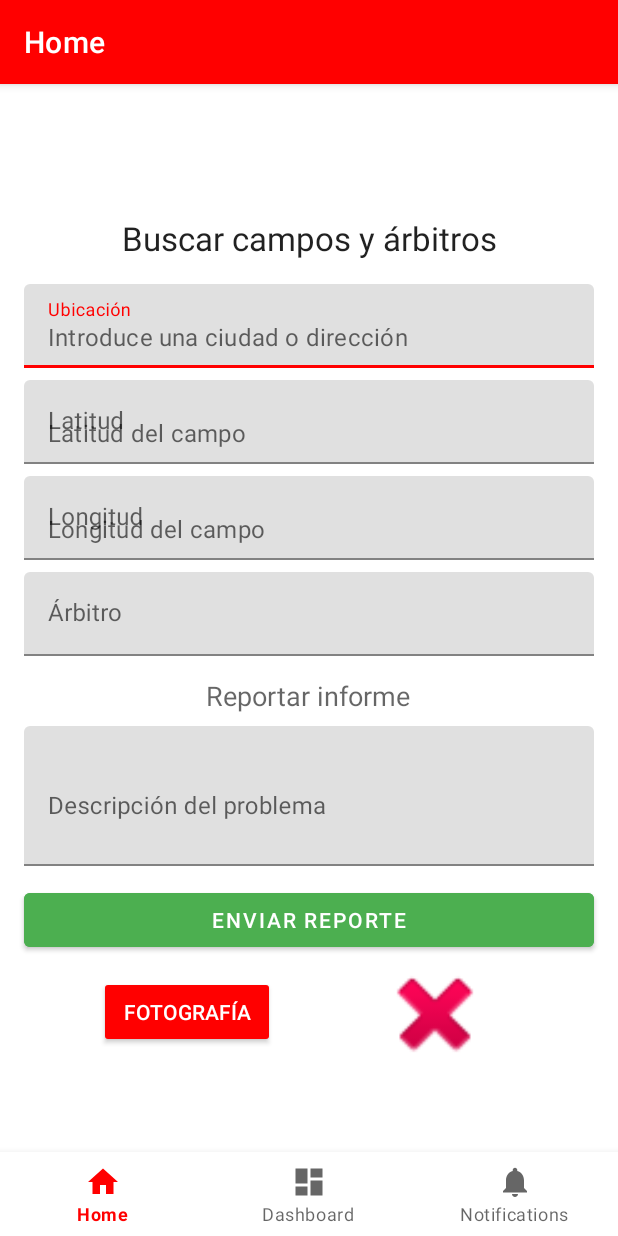
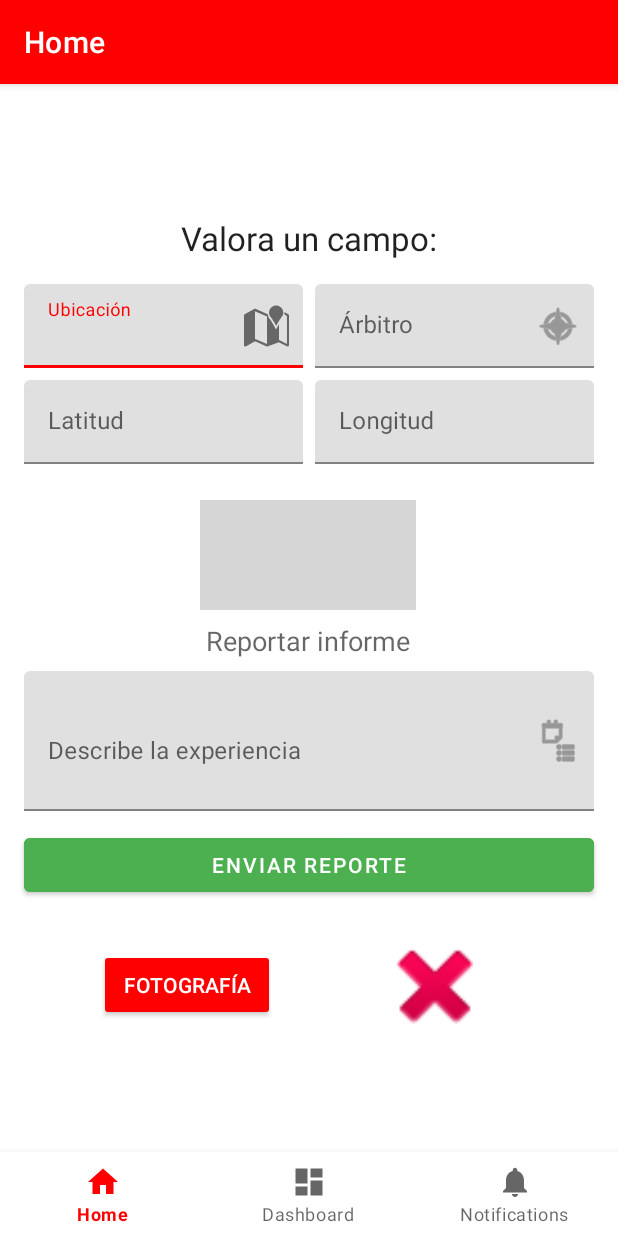
Before and after one commit to caballerito22/incivismo_propio_ACN, an Android app: the screen it shows after launch (MainActivity), on a phone screen of 412 x 824 dp. Run offline under Robolectric (Android 15) with nearby library versions, the phone set to English and light mode, and no system bars; our stand-ins replace Firebase (no records; nobody signed in at launch, a user with empty details on screens opened directly), navigation-ui; 3 statements that could not run were skipped; grey boxes are pictures that could not be loaded.

Commit message:
funciona el reporte, y 4 campos en el mapa, introducir en lat y lon (fotos implementado), acabado

```diff
--- a/app/src/main/java/com/example/incivismo_propio/ui/home/HomeFragment.java
+++ b/app/src/main/java/com/example/incivismo_propio/ui/home/HomeFragment.java
@@ -93,8 +93,8 @@ public class HomeFragment extends Fragment {
         });
         //lo se usa aqui también se puede usar en el notification
         sharedViewModel.getCurrentLatLng().observe(getViewLifecycleOwner(), latlng -> {
-            binding.editTextLongitud.setText(String.valueOf(latlng.latitude));
-            binding.editTextLatitud.setText(String.valueOf(latlng.longitude));
+            binding.editTextLongitud.setText(String.valueOf(latlng.longitude));
+            binding.editTextLatitud.setText(String.valueOf(latlng.latitude));
         });
 
 
--- a/app/src/main/res/drawable/ic_marca_campo.xml
+++ b/app/src/main/res/drawable/ic_marca_campo.xml
@@ -1,5 +1,5 @@
 <vector xmlns:android="http://schemas.android.com/apk/res/android" android:height="24dp" android:tint="#000000" android:viewportHeight="24" android:viewportWidth="24" android:width="24dp">
 
-    <path android:fillColor="#FF000000" android:pathData="M17.6,11.48 L19.44,8.3a0.63,0.63 0,0 0,-1.09 -0.63l-1.88,3.24a11.43,11.43 0,0 0,-8.94 0L5.65,7.67a0.63,0.63 0,0 0,-1.09 0.63L6.4,11.48A10.81,10.81 0,0 0,1 20L23,20A10.81,10.81 0,0 0,17.6 11.48ZM7,17.25A1.25,1.25 0,1 1,8.25 16,1.25 1.25,0 0,1 7,17.25ZM17,17.25A1.25,1.25 0,1 1,18.25 16,1.25 1.25,0 0,1 17,17.25Z"/>
+    <path android:fillColor="@android:color/white" android:pathData="M17,5L3,5c-1.1,0 -2,0.89 -2,2v9h2c0,1.65 1.34,3 3,3s3,-1.35 3,-3h5.5c0,1.65 1.34,3 3,3s3,-1.35 3,-3L23,16v-5l-6,-6zM3,11L3,7h4v4L3,11zM6,17.5c-0.83,0 -1.5,-0.67 -1.5,-1.5s0.67,-1.5 1.5,-1.5 1.5,0.67 1.5,1.5 -0.67,1.5 -1.5,1.5zM13,11L9,11L9,7h4v4zM17.5,17.5c-0.83,0 -1.5,-0.67 -1.5,-1.5s0.67,-1.5 1.5,-1.5 1.5,0.67 1.5,1.5 -0.67,1.5 -1.5,1.5zM15,11L15,7h1l4,4h-5z"/>
 
 </vector>
--- a/app/src/main/res/layout/fragment_home.xml
+++ b/app/src/main/res/layout/fragment_home.xml
@@ -12,81 +12,45 @@
         android:layout_width="wrap_content"
         android:layout_height="wrap_content"
         android:layout_marginTop="32dp"
-        android:text="Buscar campos y árbitros"
+        android:text="Valora un campo:"
         android:textAppearance="@style/TextAppearance.AppCompat.Large"
-        app:layout_constraintTop_toTopOf="parent"
+        app:layout_constraintEnd_toEndOf="parent"
         app:layout_constraintStart_toStartOf="parent"
-        app:layout_constraintEnd_toEndOf="parent" />
+        app:layout_constraintTop_toTopOf="parent" />
 
     <com.google.android.material.textfield.TextInputLayout
         android:id="@+id/textInputLocation"
         android:layout_width="0dp"
         android:layout_height="wrap_content"
+        android:layout_marginStart="16dp"
+        android:layout_marginTop="16dp"
         android:hint="Ubicación"
-        android:layout_marginTop="16dp"
+        app:layout_constraintStart_toStartOf="parent"
         app:layout_constraintTop_toBottomOf="@id/textViewTitulo"
-        app:layout_constraintStart_toStartOf="parent"
-        app:layout_constraintEnd_toEndOf="parent"
-        android:layout_marginStart="16dp"
-        android:layout_marginEnd="16dp">
+        app:layout_constraintEnd_toStartOf="@id/textInputArbitro"
+        app:endIconDrawable="@android:drawable/ic_dialog_map"
+        app:endIconMode="custom">
 
         <com.google.android.material.textfield.TextInputEditText
             android:id="@+id/editTextUbi"
             android:layout_width="match_parent"
             android:layout_height="wrap_content"
-            android:hint="Introduce una ciudad o dirección"
             android:inputType="text|textImeMultiLine" />
-    </com.google.android.material.textfield.TextInputLayout>
-
-    <com.google.android.material.textfield.TextInputLayout
-        android:id="@+id/textInputLatitude"
-        android:layout_width="0dp"
-        android:layout_height="wrap_content"
-        android:layout_marginTop="8dp"
-        android:hint="Latitud"
-        app:layout_constraintTop_toBottomOf="@id/textInputLocation"
-        app:layout_constraintStart_toStartOf="parent"
-        app:layout_constraintEnd_toEndOf="parent"
-        android:layout_marginStart="16dp"
-        android:layout_marginEnd="16dp">
-
-        <com.google.android.material.textfield.TextInputEditText
-            android:id="@+id/editTextLatitud"
-            android:layout_width="match_parent"
-            android:layout_height="wrap_content"
-            android:hint="Latitud del campo" />
-    </com.google.android.material.textfield.TextInputLayout>
-
-    <com.google.android.material.textfield.TextInputLayout
-        android:id="@+id/textInputLongitude"
-        android:layout_width="0dp"
-        android:layout_height="wrap_content"
-        android:layout_marginTop="8dp"
-        android:hint="Longitud"
-        app:layout_constraintTop_toBottomOf="@id/textInputLatitude"
-        app:layout_constraintStart_toStartOf="parent"
-        app:layout_constraintEnd_toEndOf="parent"
-        android:layout_marginStart="16dp"
-        android:layout_marginEnd="16dp">
-
-        <com.google.android.material.textfield.TextInputEditText
-            android:id="@+id/editTextLongitud"
-            android:layout_width="match_parent"
-            android:layout_height="wrap_content"
-            android:hint="Longitud del campo" />
     </com.google.android.material.textfield.TextInputLayout>
 
     <com.google.android.material.textfield.TextInputLayout
         android:id="@+id/textInputArbitro"
         android:layout_width="0dp"
         android:layout_height="wrap_content"
-        android:layout_marginStart="16dp"
-        android:layout_marginTop="8dp"
+        android:layout_marginStart="8dp"
+        android:layout_marginTop="16dp"
         android:layout_marginEnd="16dp"
         android:hint="Árbitro"
+        app:layout_constraintStart_toEndOf="@id/textInputLocation"
+        app:layout_constraintTop_toBottomOf="@id/textViewTitulo"
+        app:endIconDrawable="@android:drawable/ic_menu_compass"
         app:layout_constraintEnd_toEndOf="parent"
-        app:layout_constraintStart_toStartOf="parent"
-        app:layout_constraintTop_toBottomOf="@id/textInputLongitude">
+        app:endIconMode="custom">
 
         <com.google.android.material.textfield.TextInputEditText
             android:id="@+id/editTextArbitro"
@@ -94,29 +58,81 @@
             android:layout_height="wrap_content" />
     </com.google.android.material.textfield.TextInputLayout>
 
+    <com.google.android.material.textfield.TextInputLayout
+        android:id="@+id/textInputLatitude"
+        android:layout_width="0dp"
+        android:layout_height="wrap_content"
+        android:layout_marginStart="16dp"
+        android:layout_marginTop="8dp"
+        android:hint="Latitud"
+        app:layout_constraintStart_toStartOf="parent"
+        app:layout_constraintTop_toBottomOf="@id/textInputLocation"
+        app:layout_constraintEnd_toStartOf="@id/textInputLongitude">
+
+        <com.google.android.material.textfield.TextInputEditText
+            android:id="@+id/editTextLatitud"
+            android:layout_width="match_parent"
+            android:layout_height="wrap_content" />
+    </com.google.android.material.textfield.TextInputLayout>
+
+    <com.google.android.material.textfield.TextInputLayout
+        android:id="@+id/textInputLongitude"
+        android:layout_width="0dp"
+        android:layout_height="wrap_content"
+        android:layout_marginStart="8dp"
+        android:layout_marginTop="8dp"
+        android:layout_marginEnd="16dp"
+        android:hint="Longitud"
+        app:layout_constraintStart_toEndOf="@id/textInputLatitude"
+        app:layout_constraintTop_toBottomOf="@id/textInputArbitro"
+        app:layout_constraintEnd_toEndOf="parent">
+
+        <com.google.android.material.textfield.TextInputEditText
+            android:id="@+id/editTextLongitud"
+            android:layout_width="match_parent"
+            android:layout_height="wrap_content" />
+    </com.google.android.material.textfield.TextInputLayout>
+
+    <!-- intento de pelota mia -->
+
+    <ImageView
+        android:id="@+id/iconoFutbol"
+        android:layout_width="144dp"
+        android:layout_height="73dp"
+        android:layout_marginTop="24dp"
+        android:layout_marginBottom="24dp"
+        android:src="@drawable/osm_ic_follow_me_on"
+        app:layout_constraintBottom_toTopOf="@+id/textViewReportar"
+        app:layout_constraintEnd_toEndOf="parent"
+        app:layout_constraintHorizontal_bias="0.498"
+        app:layout_constraintStart_toStartOf="parent"
+        app:layout_constraintTop_toBottomOf="@id/textInputLongitude" />
+
     <TextView
         android:id="@+id/textViewReportar"
         android:layout_width="wrap_content"
         android:layout_height="wrap_content"
-        android:layout_marginTop="70dp"
+        android:layout_marginTop="8dp"
         android:text="Reportar informe"
         android:textAppearance="@style/TextAppearance.AppCompat.Medium"
         app:layout_constraintEnd_toEndOf="parent"
         app:layout_constraintHorizontal_bias="0.498"
         app:layout_constraintStart_toStartOf="parent"
-        app:layout_constraintTop_toTopOf="@+id/textInputArbitro" />
+        app:layout_constraintTop_toBottomOf="@+id/iconoFutbol" />
 
     <com.google.android.material.textfield.TextInputLayout
         android:id="@+id/textInputProblem"
         android:layout_width="0dp"
         android:layout_height="wrap_content"
-        android:hint="Descripción del problema"
+        android:hint="Describe la experiencia"
         android:layout_marginTop="8dp"
         app:layout_constraintTop_toBottomOf="@id/textViewReportar"
         app:layout_constraintStart_toStartOf="parent"
         app:layout_constraintEnd_toEndOf="parent"
         android:layout_marginStart="16dp"
-        android:layout_marginEnd="16dp">
+        android:layout_marginEnd="16dp"
+        app:endIconDrawable="@android:drawable/ic_menu_agenda"
+        app:endIconMode="custom">
 
         <com.google.android.material.textfield.TextInputEditText
             android:id="@+id/editTextProblema"
@@ -140,7 +156,7 @@
         app:layout_constraintTop_toBottomOf="@id/textInputProblem" />
 
     <!--
-     este es para la foto-->
+   este es para la foto-->
     <Button
         android:id="@+id/button_foto"
         style="@style/Widget.AppCompat.Button.Colored"
```
Also changed, not shown: app/src/main/res/drawable/img.png (added).
